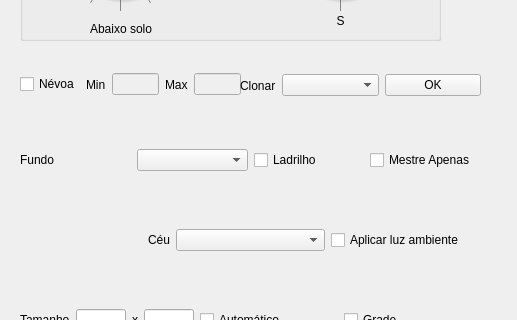
matferib/tabuleiro-virtual, file ifg/qt/ui/cenario.ui: the form before one commit; both pictures show x 0 to 517 and y 280 to 600 of the 517 by 704 pixel window.
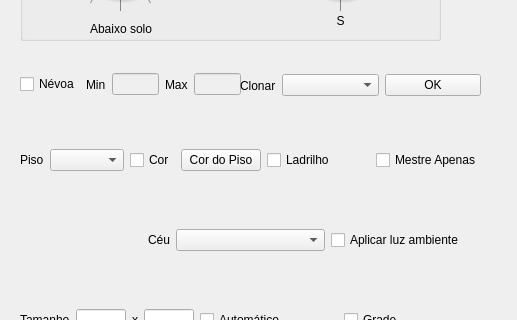
The form after the commit.

Commit message: cor de piso

Diff of the .ui file:
```diff
--- a/ifg/qt/ui/cenario.ui
+++ b/ifg/qt/ui/cenario.ui
@@ -40,15 +40,17 @@
    </property>
    <layout class="QHBoxLayout" name="horizontalLayout">
     <item>
+     <layout class="QHBoxLayout" name="horizontalLayout_8">
+      <item>
      <widget class="QLabel" name="label">
       <property name="sizePolicy">
-       <sizepolicy hsizetype="Minimum" vsizetype="Preferred">
+         <sizepolicy hsizetype="Fixed" vsizetype="Preferred">
         <horstretch>0</horstretch>
         <verstretch>0</verstretch>
        </sizepolicy>
       </property>
       <property name="text">
-       <string>Fundo</string>
+         <string>Piso</string>
       </property>
       <property name="alignment">
        <set>Qt::AlignLeading|Qt::AlignLeft|Qt::AlignVCenter</set>
@@ -56,7 +58,40 @@
      </widget>
     </item>
     <item>
-     <widget class="QComboBox" name="combo_fundo"/>
+       <widget class="QComboBox" name="combo_fundo">
+        <property name="toolTip">
+         <string>Escolha o tipo de piso</string>
+        </property>
+       </widget>
+      </item>
+     </layout>
+    </item>
+    <item>
+     <layout class="QHBoxLayout" name="horizontalLayout_7">
+      <item>
+       <widget class="QCheckBox" name="checkbox_cor_piso">
+        <property name="sizePolicy">
+         <sizepolicy hsizetype="Fixed" vsizetype="Fixed">
+          <horstretch>0</horstretch>
+          <verstretch>0</verstretch>
+         </sizepolicy>
+        </property>
+        <property name="toolTip">
+         <string>Usar cor de piso?</string>
+        </property>
+        <property name="text">
+         <string>Cor</string>
+        </property>
+       </widget>
+      </item>
+      <item>
+       <widget class="QPushButton" name="botao_cor_piso">
+        <property name="text">
+         <string>Cor do Piso</string>
+        </property>
+       </widget>
+      </item>
+     </layout>
     </item>
     <item>
      <widget class="QCheckBox" name="checkbox_ladrilho">
```
Left out of the diff: 4 changed lines with no effect on the pictures. Lines whose indentation alone changed are shown as unchanged. The commit also changes 4 other files.
